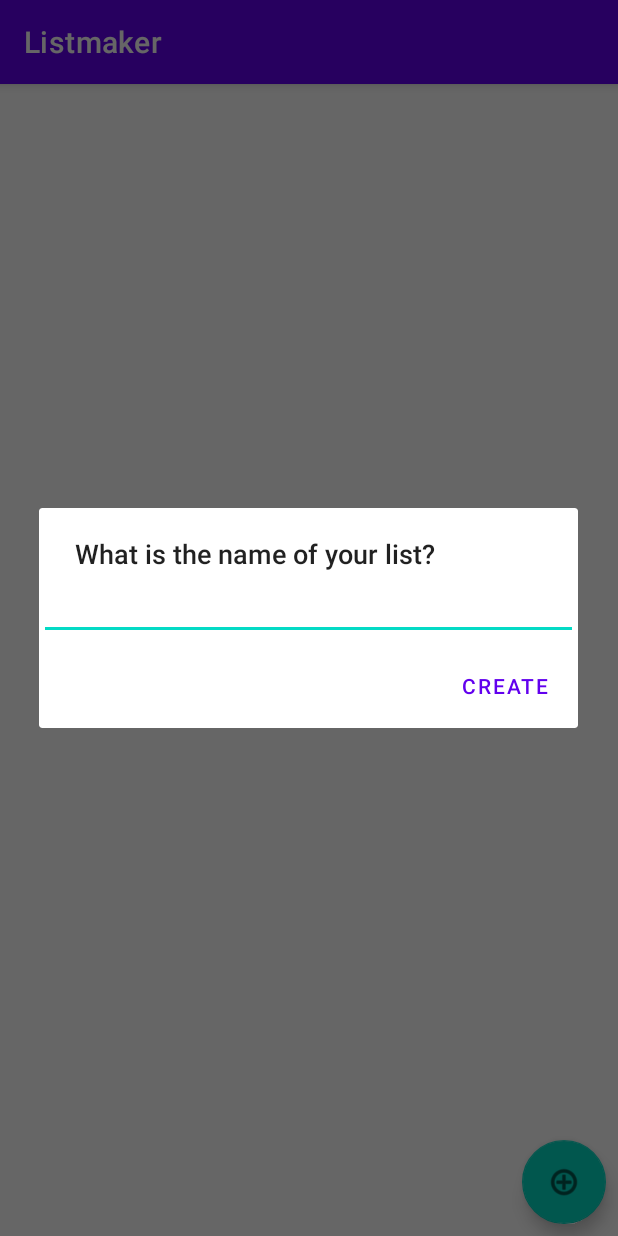
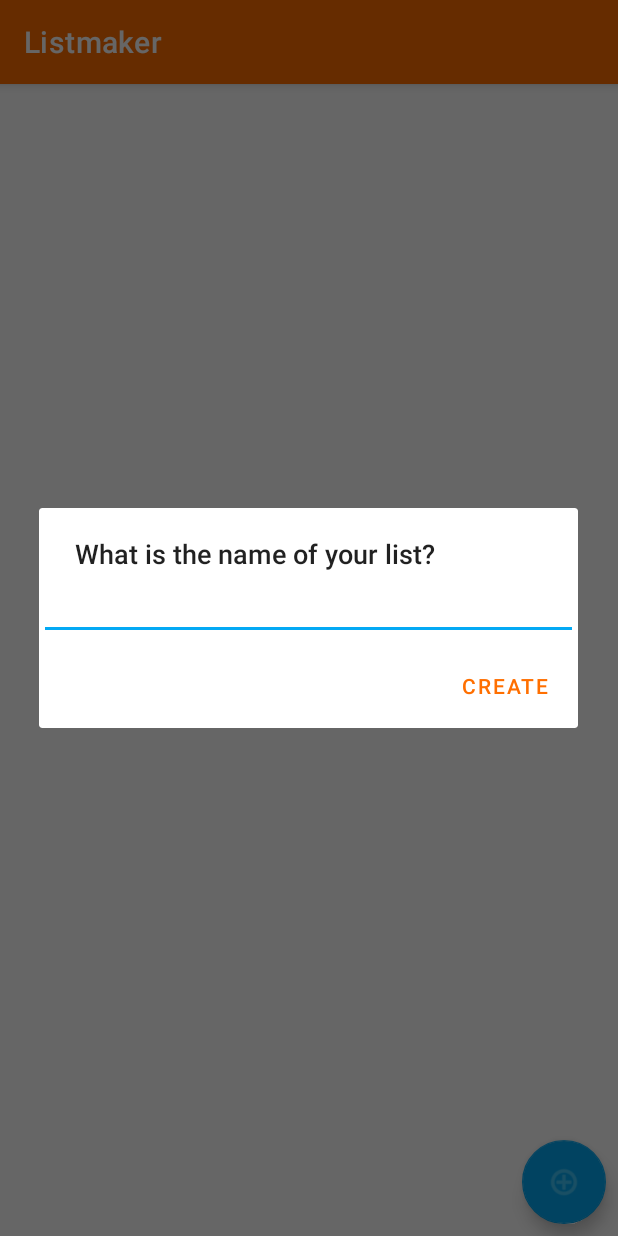
Before and after one commit to jumarin22/Listmaker, an Android app: the screen it shows after launch (MainActivity), after a tap on an icon or button, on a phone screen of 412 x 824 dp. Run offline under Robolectric (Android 15) with nearby library versions, the phone set to English and light mode, and no system bars; 1 statement that could not run was skipped.

Commit message:
Through chapter 12. Customized colors and added cards.

```diff
--- a/app/build.gradle
+++ b/app/build.gradle
@@ -35,6 +35,7 @@ android {
 }
 
 dependencies {
+    implementation "androidx.cardview:cardview:1.0.0"
     implementation 'androidx.preference:preference-ktx:1.1.1'
     implementation 'androidx.core:core-ktx:1.6.0'
     implementation 'androidx.appcompat:appcompat:1.3.1'
--- a/app/src/main/res/values-night/themes.xml
+++ b/app/src/main/res/values-night/themes.xml
@@ -2,13 +2,13 @@
     <!-- Base application theme. -->
     <style name="Theme.Listmaker" parent="Theme.MaterialComponents.DayNight.DarkActionBar">
         <!-- Primary brand color. -->
-        <item name="colorPrimary">@color/purple_200</item>
-        <item name="colorPrimaryVariant">@color/purple_700</item>
-        <item name="colorOnPrimary">@color/black</item>
+        <item name="colorPrimary">@color/primaryColor</item>
+        <item name="colorPrimaryVariant">@color/primaryDarkColor</item>
+        <item name="colorOnPrimary">@color/primaryLightColor</item>
         <!-- Secondary brand color. -->
-        <item name="colorSecondary">@color/teal_200</item>
-        <item name="colorSecondaryVariant">@color/teal_200</item>
-        <item name="colorOnSecondary">@color/black</item>
+        <item name="colorSecondary">@color/secondaryColor</item>
+        <item name="colorSecondaryVariant">@color/secondaryDarkColor</item>
+        <item name="colorOnSecondary">@color/secondaryLightColor</item>
         <!-- Status bar color. -->
         <item name="android:statusBarColor" tools:targetApi="l">?attr/colorPrimaryVariant</item>
         <!-- Customize your theme here. -->
--- a/app/src/main/res/values/colors.xml
+++ b/app/src/main/res/values/colors.xml
@@ -1,10 +1,11 @@
-<?xml version="1.0" encoding="utf-8"?>
+<!--?xml version="1.0" encoding="UTF-8"?-->
 <resources>
-    <color name="purple_200">#FFBB86FC</color>
-    <color name="purple_500">#FF6200EE</color>
-    <color name="purple_700">#FF3700B3</color>
-    <color name="teal_200">#FF03DAC5</color>
-    <color name="teal_700">#FF018786</color>
-    <color name="black">#FF000000</color>
-    <color name="white">#FFFFFFFF</color>
+    <color name="primaryColor">#ff6f00</color>
+    <color name="primaryLightColor">#ffa040</color>
+    <color name="primaryDarkColor">#c43e00</color>
+    <color name="secondaryColor">#03a9f4</color>
+    <color name="secondaryLightColor">#67daff</color>
+    <color name="secondaryDarkColor">#007ac1</color>
+    <color name="primaryTextColor">#000000</color>
+    <color name="secondaryTextColor">#000000</color>
 </resources>
--- a/app/src/main/res/values/themes.xml
+++ b/app/src/main/res/values/themes.xml
@@ -2,13 +2,13 @@
     <!-- Base application theme. -->
     <style name="Theme.Listmaker" parent="Theme.MaterialComponents.DayNight.DarkActionBar">
         <!-- Primary brand color. -->
-        <item name="colorPrimary">@color/purple_500</item>
-        <item name="colorPrimaryVariant">@color/purple_700</item>
-        <item name="colorOnPrimary">@color/white</item>
+        <item name="colorPrimary">@color/primaryColor</item>
+        <item name="colorPrimaryVariant">@color/primaryDarkColor</item>
+        <item name="colorOnPrimary">@color/primaryLightColor</item>
         <!-- Secondary brand color. -->
-        <item name="colorSecondary">@color/teal_200</item>
-        <item name="colorSecondaryVariant">@color/teal_700</item>
-        <item name="colorOnSecondary">@color/black</item>
+        <item name="colorSecondary">@color/secondaryColor</item>
+        <item name="colorSecondaryVariant">@color/secondaryDarkColor</item>
+        <item name="colorOnSecondary">@color/secondaryLightColor</item>
         <!-- Status bar color. -->
         <item name="android:statusBarColor" tools:targetApi="l">?attr/colorPrimaryVariant</item>
         <!-- Customize your theme here. -->
```
Also changed, not shown: app/src/main/res/layout/list_item_view_holder.xml (+18 -10 lines), app/src/main/res/layout/list_selection_view_holder.xml (+11 -3 lines).
